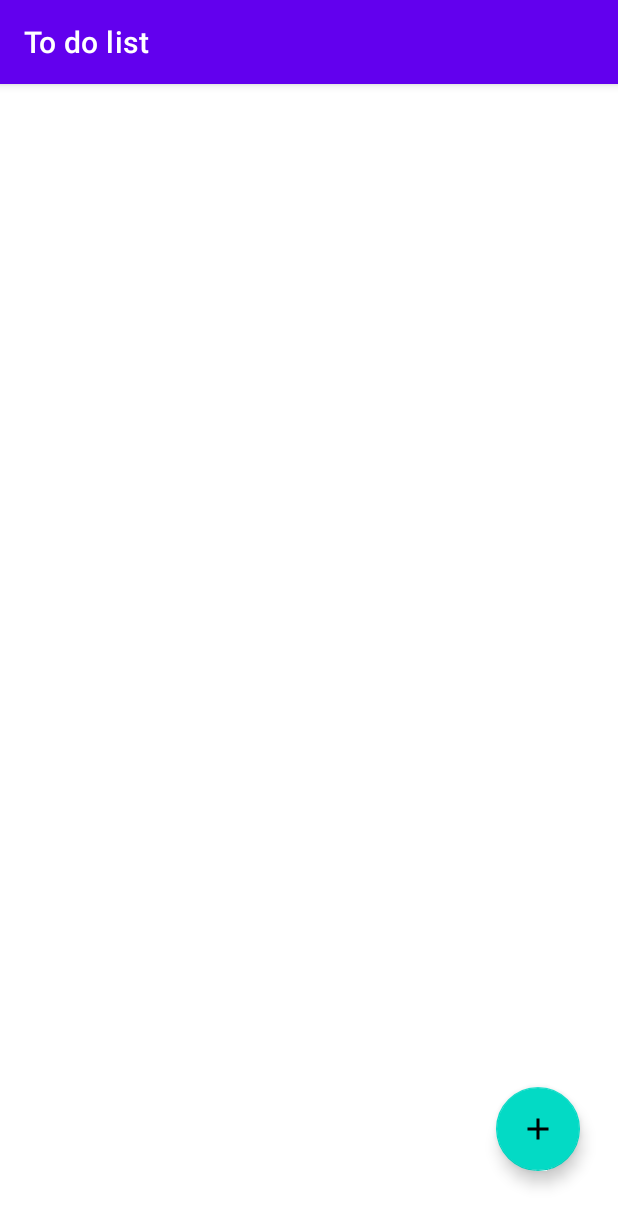
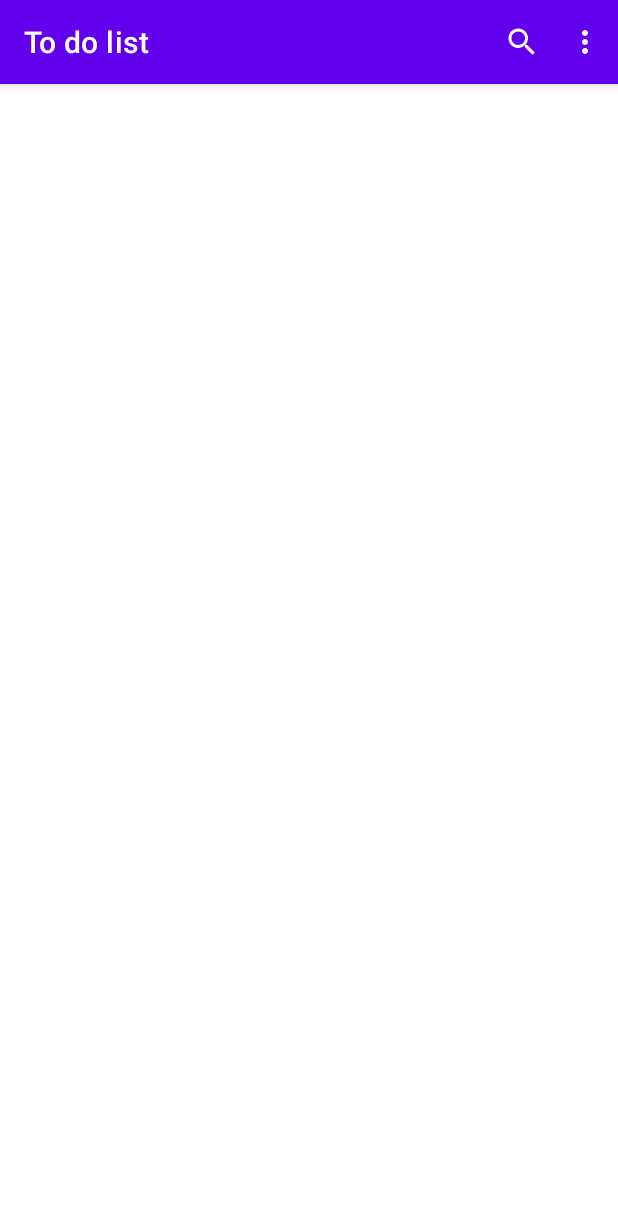
Before and after one commit to U-Wan/To-do-list, an Android app: the screen it shows after launch (MainActivity), on a phone screen of 412 x 824 dp. Shown: the top 1226 px of the screen. Run offline under Robolectric (Android 15) with nearby library versions, the phone set to English and light mode, and no system bars; our stand-ins replace navigation-ui; 2 statements that could not run were skipped.

Commit message:
adding list options menu

```diff
--- a/app/src/main/java/com/example/to_do/list/ListFragment.kt
+++ b/app/src/main/java/com/example/to_do/list/ListFragment.kt
@@ -1,10 +1,8 @@
 package com.example.to_do.list
 
 import android.os.Bundle
+import android.view.*
 import androidx.fragment.app.Fragment
-import android.view.LayoutInflater
-import android.view.View
-import android.view.ViewGroup
 import android.widget.Button
 import androidx.navigation.fragment.findNavController
 import com.example.to_do.R
@@ -20,6 +18,8 @@ class ListFragment : Fragment() {
     ): View {
         // Data bindingb
         binding= FragmentListBinding.inflate(inflater, container, false)
+
+        setHasOptionsMenu(true)
         return binding.root
 
     }
@@ -35,5 +35,9 @@ class ListFragment : Fragment() {
         }
     }
 
+    override fun onCreateOptionsMenu(menu: Menu, inflater: MenuInflater) {
+      inflater.inflate(R.menu.list_fragment_menu,menu)
+    }
+
 
 }
--- a/app/src/main/java/com/example/to_do/update/UpdateFragment.kt
+++ b/app/src/main/java/com/example/to_do/update/UpdateFragment.kt
@@ -6,12 +6,8 @@ import android.view.LayoutInflater
 import android.view.View
 import android.view.ViewGroup
 import com.example.to_do.R
-import com.example.to_do.databinding.FragmentListBinding
-import com.example.to_do.databinding.FragmentUpdateBinding
 
 class UpdateFragment : Fragment() {
-    private lateinit var binding: FragmentUpdateBinding
-
 
     override fun onCreateView(
         inflater: LayoutInflater, container: ViewGroup?,
@@ -22,4 +18,5 @@ class UpdateFragment : Fragment() {
     }
 
 
+
 }
--- /dev/null
+++ b/app/src/main/res/drawable/ic_search.xml
@@ -0,0 +1,5 @@
+<vector android:height="24dp" android:tint="#000000"
+    android:viewportHeight="24" android:viewportWidth="24"
+    android:width="24dp" xmlns:android="http://schemas.android.com/apk/res/android">
+    <path android:fillColor="@android:color/white" android:pathData="M15.5,14h-0.79l-0.28,-0.27C15.41,12.59 16,11.11 16,9.5 16,5.91 13.09,3 9.5,3S3,5.91 3,9.5 5.91,16 9.5,16c1.61,0 3.09,-0.59 4.23,-1.57l0.27,0.28v0.79l5,4.99L20.49,19l-4.99,-5zM9.5,14C7.01,14 5,11.99 5,9.5S7.01,5 9.5,5 14,7.01 14,9.5 11.99,14 9.5,14z"/>
+</vector>
--- a/app/src/main/res/drawable/update_input.xml
+++ b/app/src/main/res/drawable/update_input.xml
@@ -1,16 +1,14 @@
 <?xml version="1.0" encoding="utf-8"?>
 <selector xmlns:android="http://schemas.android.com/apk/res/android">
-<item android:state_enabled="true"
-    android:state_focused="true">
+<item android:state_enabled="true" android:state_focused="true">
     <shape android:shape="rectangle">
         <solid android:color="@color/white"/>
-            <stroke android:width="1dp" android:color="@color/lightGray"/>
+            <stroke android:width="1dp" android:color="@color/design_default_color_primary"/>
         <corners android:radius="5dp"/>
 
     </shape>
 </item>
-    <item android:state_enabled="true"
-       >
+    <item android:state_enabled="true">
         <shape android:shape="rectangle">
             <solid android:color="@color/white"/>
             <stroke android:width="1dp" android:color="@color/lightGray"/>
--- a/app/src/main/res/layout/fragment_update.xml
+++ b/app/src/main/res/layout/fragment_update.xml
@@ -46,8 +46,6 @@
         android:paddingStart="24dp"
         android:paddingEnd="24dp"
         android:background="@drawable/update_input"
-
-
         android:paddingTop="16dp"
         android:ems="10"
         android:gravity="start|top"
--- /dev/null
+++ b/app/src/main/res/menu/list_fragment_menu.xml
@@ -0,0 +1,32 @@
+<?xml version="1.0" encoding="utf-8"?>
+<menu xmlns:android="http://schemas.android.com/apk/res/android"
+    xmlns:app="http://schemas.android.com/apk/res-auto">
+    <item
+        android:id="@+id/menu_search"
+        android:title="@string/search"
+        android:icon="@drawable/ic_search"
+        android:iconTint="@color/white"
+        app:showAsAction="ifRoom"
+        app:actionViewClass="androidx.appcompat.widget.SearchView" />
+    <group android:checkableBehavior="single"
+        >
+        <item
+            android:id="@+id/menu_sort"
+            android:title="@string/sort_by">
+            <menu>
+                <item
+                    android:id="@+id/menu_priority_high"
+                    android:title="@string/priority_high"/>
+                <item
+                    android:id="@+id/menu_priority_low"
+                    android:title="@string/priority_low"
+                    />
+            </menu>
+
+        </item>
+    </group>
+    <item android:id="@+id/menu_delete_all"
+        android:title="Delete all"
+        app:showAsAction="never"/>
+
+</menu>
--- a/app/src/main/res/values/strings.xml
+++ b/app/src/main/res/values/strings.xml
@@ -5,6 +5,10 @@
     <string name="no_data">No Data</string>
     <string name="title">Title</string>
     <string name="description">Description</string>
+    <string name="search">Search</string>
+    <string name="sort_by">Sort By</string>
+    <string name="priority_high">Priority high</string>
+    <string name="priority_low">Priority low</string>
     <string-array name="priorities">
         <item>High Priority</item>
         <item>Medium Priority</item>
```
